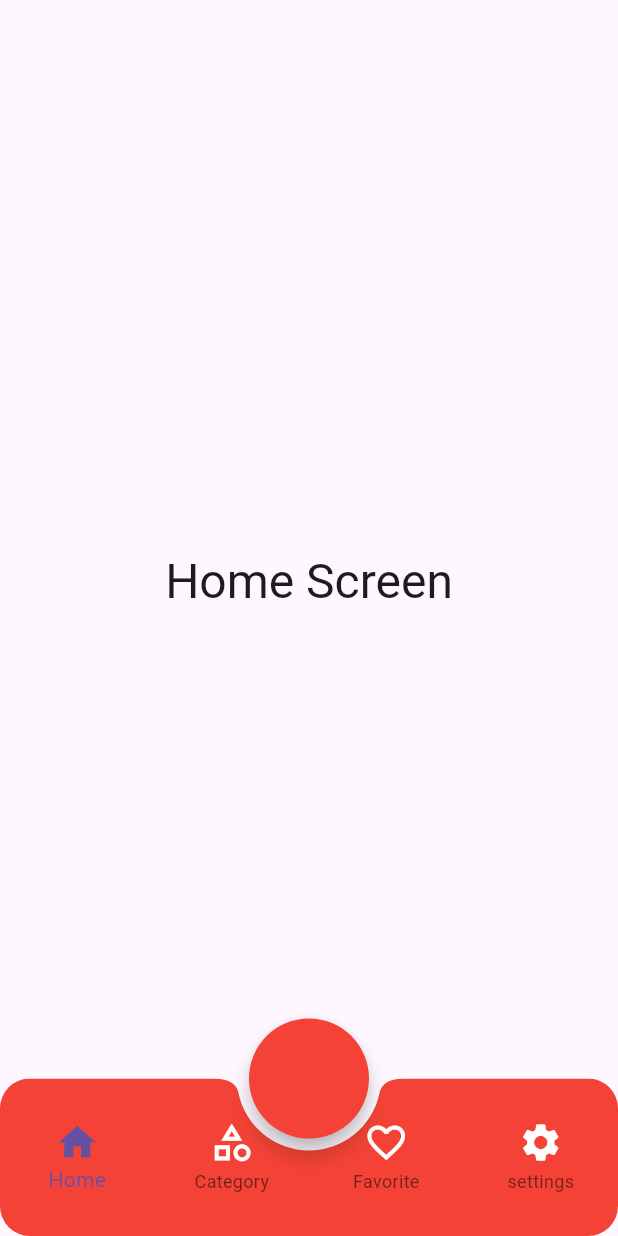
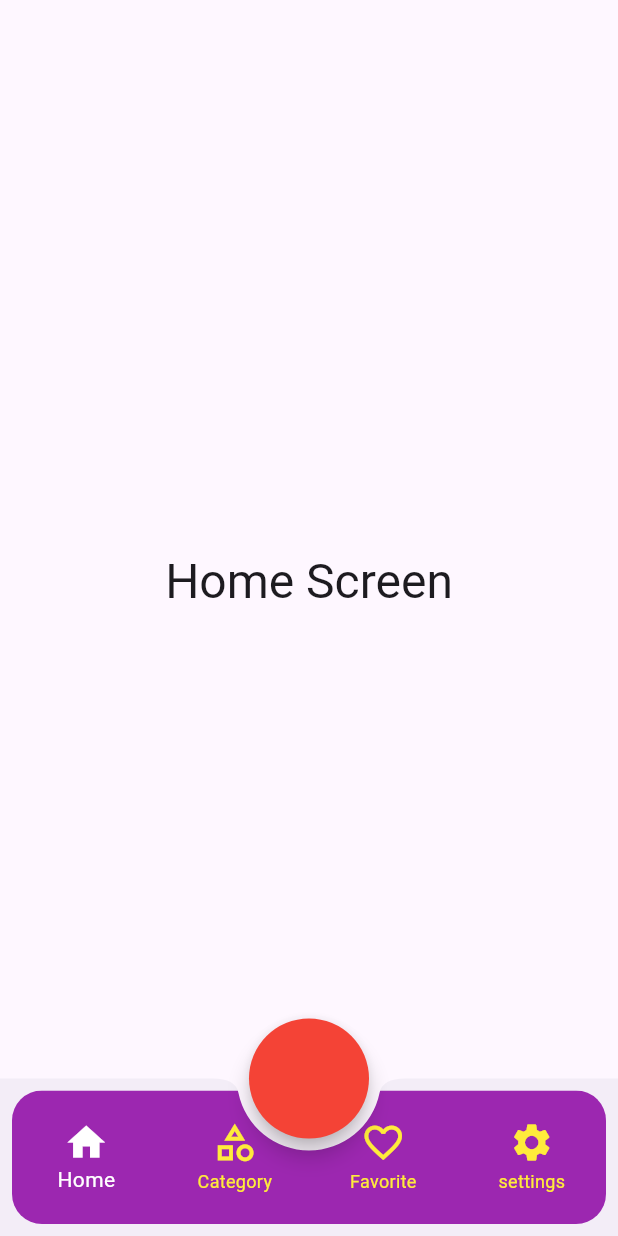
Before and after one commit to alyfadhel/btm, a Flutter app: the screen it shows after launch, on a phone screen of 412 x 824 dp. Run offline on Flutter 3.47's test engine with Material 3 defaults, Android fonts, the phone set to English and light mode, and no system bars; our stand-ins replace bloc, flutter_bloc.

Commit message:
bottom nav

```diff
--- a/lib/layout.dart
+++ b/lib/layout.dart
@@ -17,31 +17,38 @@ class LayOutScreen extends StatelessWidget {
           return Scaffold(
             appBar: AppBar(),
             floatingActionButtonLocation:
-                FloatingActionButtonLocation.centerDocked,
-            bottomNavigationBar: Container(
+                FloatingActionButtonLocation.miniCenterDocked,
+            bottomNavigationBar: BottomAppBar(
+              notchMargin: 8,
+              height: 105,
+              elevation: 0.0,
+              //color: Colors.yellow,
+              clipBehavior: Clip.antiAliasWithSaveLayer,
+              shape: const CircularNotchedRectangle(),
+              padding: EdgeInsets.zero,
+              child: Padding(
+                padding: const EdgeInsets.all(8.0),
+                child: Container(
                   decoration: BoxDecoration(
+
                     borderRadius: BorderRadius.circular(20.0)
                   ),
                   clipBehavior: Clip.antiAliasWithSaveLayer,
-              child: BottomAppBar(
-                notchMargin: 8.0,
-                height: 105,
-                color: Colors.red,
-                clipBehavior: Clip.antiAliasWithSaveLayer,
-                shape: const CircularNotchedRectangle(),
-                padding: EdgeInsets.zero,
                   child: BottomNavigationBar(
                     items: cubit.items,
-                  backgroundColor: Colors.red,
+                    backgroundColor: Colors.purple,
                     type: BottomNavigationBarType.fixed,
                     unselectedIconTheme: const IconThemeData(
-                    color: Colors.white,
+                      color: Colors.yellow,
                     ),
+                    selectedItemColor: Colors.white,
+                    unselectedItemColor: Colors.yellow,
                     currentIndex: cubit.currentIndex,
                     onTap: (index) {
                       cubit.changeBottomNav(index);
                     },
                     iconSize: 30.0,
+                  ),
                 ),
               ),
             ),
```
Lines whose indentation alone changed are shown as unchanged.
